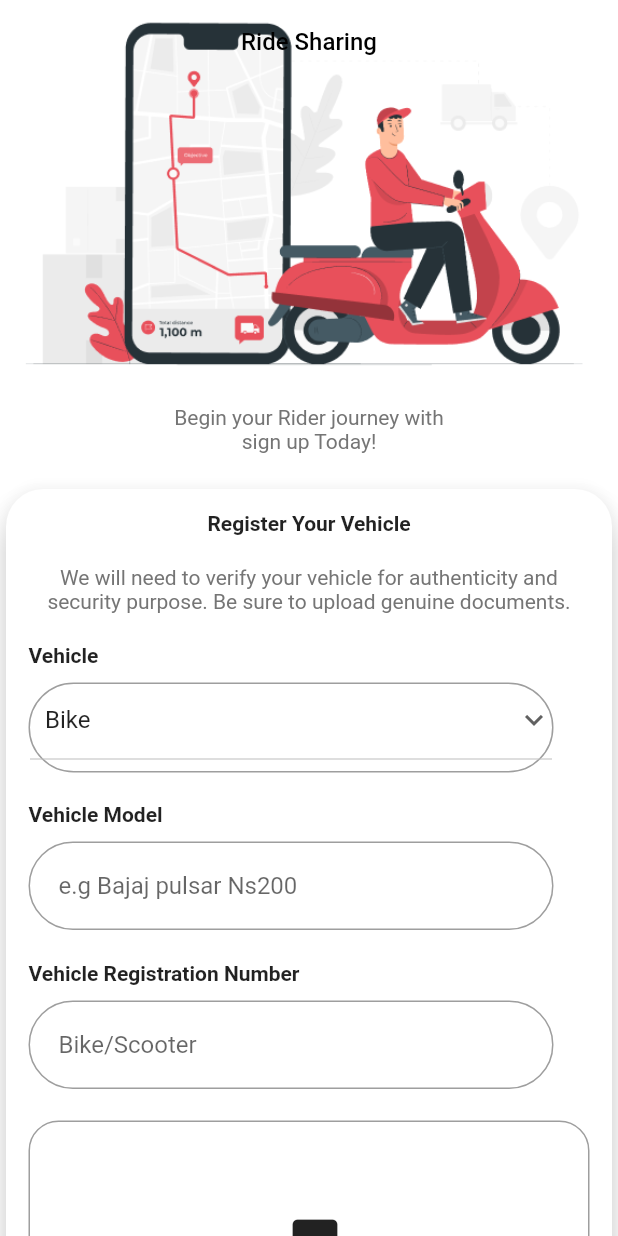
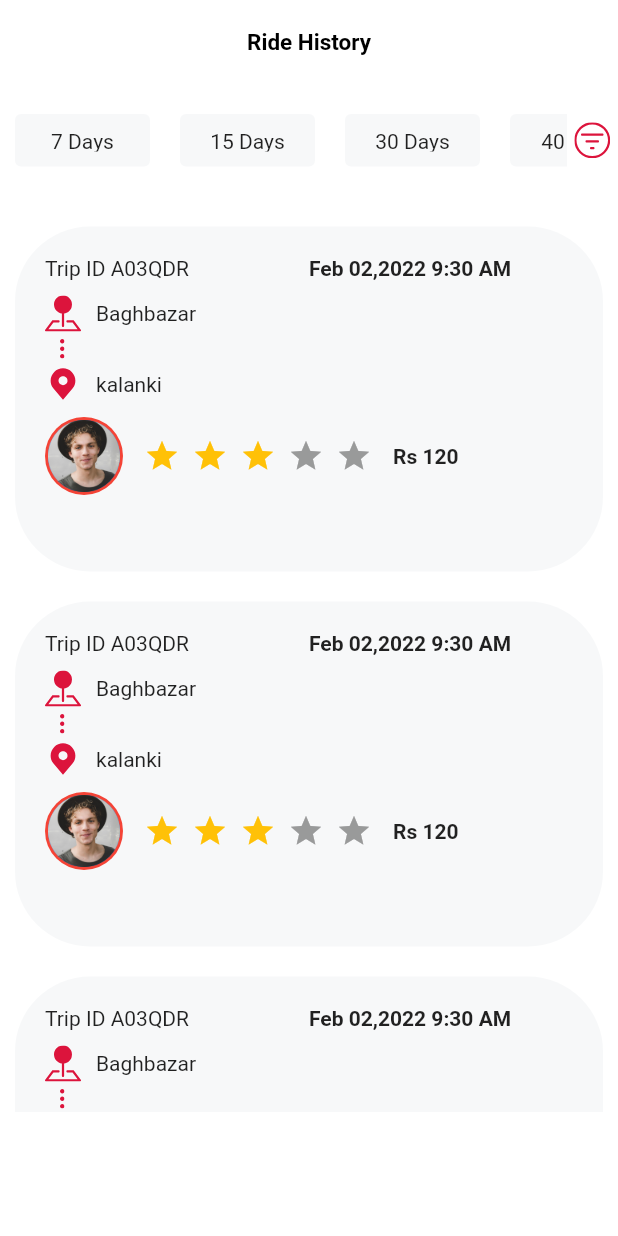
Before and after one commit to kiran22985/RideWell, a Flutter app: the screen it shows after launch, on a phone screen of 412 x 824 dp. Run offline on Flutter 3.47's test engine with Material 2 defaults, Android fonts, the phone set to English and light mode, and no system bars; drawn by our look-alikes of flutter_rating_bar; our stand-ins replace flutter_svg, image_picker.

Commit message:
ride history UI updated

```diff
--- /dev/null
+++ b/lib/Rider/ridehistory.dart
@@ -0,0 +1,149 @@
+import 'package:flutter/material.dart';
+import 'package:flutter_svg/svg.dart';
+
+import 'package:ridewellapp/models/ridehistorymodel.dart';
+import 'package:ridewellapp/widgets/square.dart';
+
+
+import '../widgets/custome_button.dart';
+
+class RideHistoryPage extends StatefulWidget {
+  const RideHistoryPage({super.key});
+
+  @override
+  State<RideHistoryPage> createState() => _RideHistoryPageState();
+}
+
+class _RideHistoryPageState extends State<RideHistoryPage> {
+  final List<String> days = [
+    "7 Days",
+    "15 Days",
+    "30 Days",
+    "40 days",
+    "60 days"
+  ];
+  @override
+  Widget build(BuildContext context) {
+    return Scaffold(
+      appBar: AppBar(
+        title: Text("Ride History",
+            style: TextStyle(
+                color: Colors.black,
+                fontWeight: FontWeight.bold,
+                fontSize: 15)),
+        centerTitle: true,
+        backgroundColor: Colors.white,
+        elevation: 0,
+      ),
+      body: SafeArea(
+          child: Padding(
+        padding: const EdgeInsets.only(top: 10),
+        child: SingleChildScrollView(
+          child: Column(
+            children: [
+              //=========Horizontal listview here====================
+              Container(
+                  //color: Colors.red,
+                  height: 55,
+                  child: Row(
+                    mainAxisAlignment: MainAxisAlignment.spaceBetween,
+                    children: [
+                      Expanded(
+                        flex: 11,
+                        child: ListView.builder(
+                            scrollDirection: Axis.horizontal,
+                            itemCount: days.length,
+                            itemBuilder: (BuildContext context, int index) {
+                              return Padding(
+                                padding: EdgeInsets.all(10),
+                                child: Container(
+                                  alignment: Alignment.center,
+                                  width: 90,
+                                  padding: EdgeInsets.all(10),
+                                  decoration: BoxDecoration(
+                                    borderRadius: BorderRadius.circular(4),
+                                    color: Color(0xffF7F8F9),
+                                  ),
+                                  child: Text("${days[index]}"),
+                                ),
+                              );
+                            }),
+                      ),
+                      Expanded(child: InkWell(
+                        onTap: (){
+                          showModalBottomSheet(
+
+                                        shape: const RoundedRectangleBorder(
+                                            borderRadius: BorderRadius.only(
+                                                topLeft: Radius.circular(20),
+                                                topRight: Radius.circular(20))),
+                                        // isDismissible:
+                                        //     true,
+                                        //enableDrag: false,
+                                        context: context,
+                                        builder: (context) => Container(
+                                          height: 200,
+                                          child: Column(
+                                            mainAxisAlignment: MainAxisAlignment.center,
+                                                children:  [
+                                                  const Text(
+                                  "Register Your Vehicle",
+                                  style: TextStyle(
+                                    fontWeight: FontWeight.bold,
+                                    fontSize: 14,
+                                  ),
+                                ),
+                                const SizedBox(
+                                  height: 20,
+                                ),
+                                Container(
+                                  width: 380,
+                                  child: const Text(
+                                    "We will need to verify your vehicle for authenticity and security purpose. Be sure to upload genuine documents.",
+                                    textAlign: TextAlign.center,
+                                    style: TextStyle(
+                                      color: Color(0xff757575),
+                                      fontSize: 14,
+                                    ),
+                                  ),
+                                ),
+                                const SizedBox(height: 20,),
+                                SizedBox(
+                                  width: 350,
+                                  child: CustomeButton(label: "Done", onpressed: (){}, )),
+
+
+
+                                                ],
+                                              ),
+                                        ));
+                        },
+                        child: SvgPicture.asset("images/menu.svg")))
+                    ],
+                  )),
+              const SizedBox(
+                height: 20,
+              ),
+
+              //==========Vertical listview start here====================
+              Container(
+                height: 600,
+
+                child: ListView.builder(
+
+                    scrollDirection: Axis.vertical,
+                    itemCount:triphistory.length,
+                    itemBuilder: (BuildContext context, int index) {
+                      return MySqure(tripID:triphistory[index].tripID,date:triphistory[index].date,
+                      source:triphistory[index].source,destination:triphistory[index].destination,
+                     image: triphistory[index].image,rating:triphistory[index].rating,
+                     cost: triphistory[index].cost,);
+                    }),
+              )
+            ],
+          ),
+        ),
+      )),
+    );
+  }
+}
--- a/lib/main.dart
+++ b/lib/main.dart
@@ -1,4 +1,5 @@
 import 'package:flutter/material.dart';
+import 'package:ridewellapp/Rider/ridehistory.dart';
 
 import 'package:ridewellapp/Rider/vehicleregister.dart';
 
@@ -25,7 +26,7 @@ class MyApp extends StatelessWidget {
         scaffoldBackgroundColor: Colors.white
       ),
 
-      home: const RideRegistration(),
+      home: const RideHistoryPage(),
     );
   }
 }
--- /dev/null
+++ b/lib/models/ridehistorymodel.dart
@@ -0,0 +1,80 @@
+import 'package:flutter/material.dart';
+
+class RideHistoryModel{
+ final  String tripID;
+ final  String date;
+  final String source;
+  final String destination;
+ final  String image;
+  final int rating;
+  final int cost;
+
+  RideHistoryModel({ required this.tripID, required this.date, required this.source,required this.destination,
+  required this.image,required this.rating,required this.cost});
+
+
+
+
+}
+
+
+
+
+List<RideHistoryModel> triphistory=[
+    RideHistoryModel(
+      tripID: "A03QDR",
+      date: "Feb 02,2022 9:30 AM",
+      source: "Baghbazar",
+      destination: "kalanki",
+      image: "",
+      rating: 3,
+      cost: 120
+    ),
+
+    RideHistoryModel(
+      tripID: "A03QDR",
+      date: "Feb 02,2022 9:30 AM",
+      source: "Baghbazar",
+      destination: "kalanki",
+      image: "",
+      rating: 3,
+      cost: 120
+    ),
+    RideHistoryModel(
+      tripID: "A03QDR",
+      date: "Feb 02,2022 9:30 AM",
+      source: "Baghbazar",
+      destination: "kalanki",
+      image: "",
+      rating: 3,
+      cost: 120
+    ),
+    RideHistoryModel(
+      tripID: "A03QDR",
+      date: "Feb 02,2022 9:30 AM",
+      source: "Baghbazar",
+      destination: "kalanki",
+      image: "",
+      rating: 3,
+      cost: 120
+    ),
+    RideHistoryModel(
+      tripID: "A03QDR",
+      date: "Feb 02,2022 9:30 AM",
+      source: "Baghbazar",
+      destination: "kalanki",
+      image: "",
+      rating: 3,
+      cost: 120
+    ),
+    RideHistoryModel(
+      tripID: "A03QDR",
+      date: "Feb 02,2022",
+      source: "Baghbazar",
+      destination: "kalanki",
+      image: "",
+      rating: 3,
+      cost: 120
+    )
+
+  ];
--- /dev/null
+++ b/lib/widgets/square.dart
@@ -0,0 +1,122 @@
+import 'package:flutter/material.dart';
+import 'package:flutter_rating_bar/flutter_rating_bar.dart';
+import 'package:flutter_svg/flutter_svg.dart';
+import 'package:ridewellapp/models/ridehistorymodel.dart';
+
+class MySqure extends StatelessWidget {
+ final  String tripID;
+ final  String date;
+ final  String source;
+ final  String destination;
+ final String image;
+ final  int rating;
+ final  int cost;
+ const MySqure({super.key, required  this.tripID,required this.date,required this.source,required this.destination,required this.image,
+  required this.rating,required this.cost});
+
+  @override
+  Widget build(BuildContext context) {
+    return Padding(
+                      padding: EdgeInsets.all(10),
+                      child: Container(
+                        height: 230,
+                        alignment: Alignment.center,
+                        width: 90,
+                        padding: EdgeInsets.all(20),
+                        decoration: BoxDecoration(
+                          borderRadius: BorderRadius.circular(50),
+                          color: Color(0xffF7F8F9),
+                          //color: Colors.lightGreen
+                        ),
+                        child: Column(
+                          crossAxisAlignment: CrossAxisAlignment.start,
+                          children: [
+                            Row(
+                              children:  [
+                                Expanded(child: Text("Trip ID $tripID")),
+                                Expanded(
+                                    child: Text(
+                                  date.toString(),
+                                  style: TextStyle(fontWeight: FontWeight.bold),
+                                )),
+                              ],
+                            ),
+                            const SizedBox(
+                              height: 10,
+                            ),
+                            Row(
+                              children: [
+                                SvgPicture.asset("images/location.svg"),
+                                const SizedBox(
+                                  width: 10,
+                                ),
+                                Text(source.toString())
+                              ],
+                            ),
+                            const SizedBox(
+                              height: 5,
+                            ),
+                            Padding(
+                              padding: const EdgeInsets.only(left: 10),
+                              child: SvgPicture.asset("images/line.svg"),
+                            ),
+                            const SizedBox(
+                              height: 5,
+                            ),
+                            Row(
+                              children: [
+                                SvgPicture.asset("images/destination.svg"),
+                                const SizedBox(
+                                  width: 10,
+                                ),
+                                Text(destination.toString())
+                              ],
+                            ),
+                            const SizedBox(
+                              height: 10,
+                            ),
+                            Row(
+
+                              children: [
+                                CircleAvatar(
+                                  radius: 26,
+                                  backgroundColor: Colors.red,
+                                  child: CircleAvatar(
+                                    radius: 24,
+                                    child: Image.asset("images/riderpic.png"),
+                                  ),
+                                ),
+                                SizedBox(width: 10,),
+                                RatingBar.builder(
+
+                                  itemSize:24 ,
+                                  glow: false,
+                                  initialRating: 3,
+                                  minRating: 1,
+                                  direction: Axis.horizontal,
+                                  allowHalfRating: true,
+                                  itemCount: 5,
+                                  itemPadding:
+                                      const EdgeInsets.symmetric(horizontal: 4.0),
+                                  itemBuilder: (context, _) => const Icon(
+                                    Icons.star,
+                                    size: 5,
+                                    color: Colors.amber,
+                                  ),
+                                  onRatingUpdate: (rating) {
+                                    print(rating);
+                                  },
+                                ),
+                                SizedBox(width: 10,),
+                                 Text(
+                                  "Rs $cost",
+                                  style: TextStyle(fontWeight: FontWeight.bold),
+                                )
+                              ],
+                            )
+                          ],
+                        ),
+                      ),
+                    );
+  }
+}
--- a/pubspec.yaml
+++ b/pubspec.yaml
@@ -37,6 +37,8 @@ dependencies:
   # Use with the CupertinoIcons class for iOS style icons.
   cupertino_icons: ^1.0.2
   image_picker: ^0.8.6
+  flutter_svg: ^1.1.6
+  flutter_rating_bar: ^4.0.1
 
 dev_dependencies:
   flutter_test:
```
Also changed, not shown: lib/Rider/vehicleregister.dart (+141 -12 lines), images/destination.svg (added), images/line.svg (added), images/location.svg (added), images/menu.svg (added), images/riderpic.png (added), pubspec.lock.
